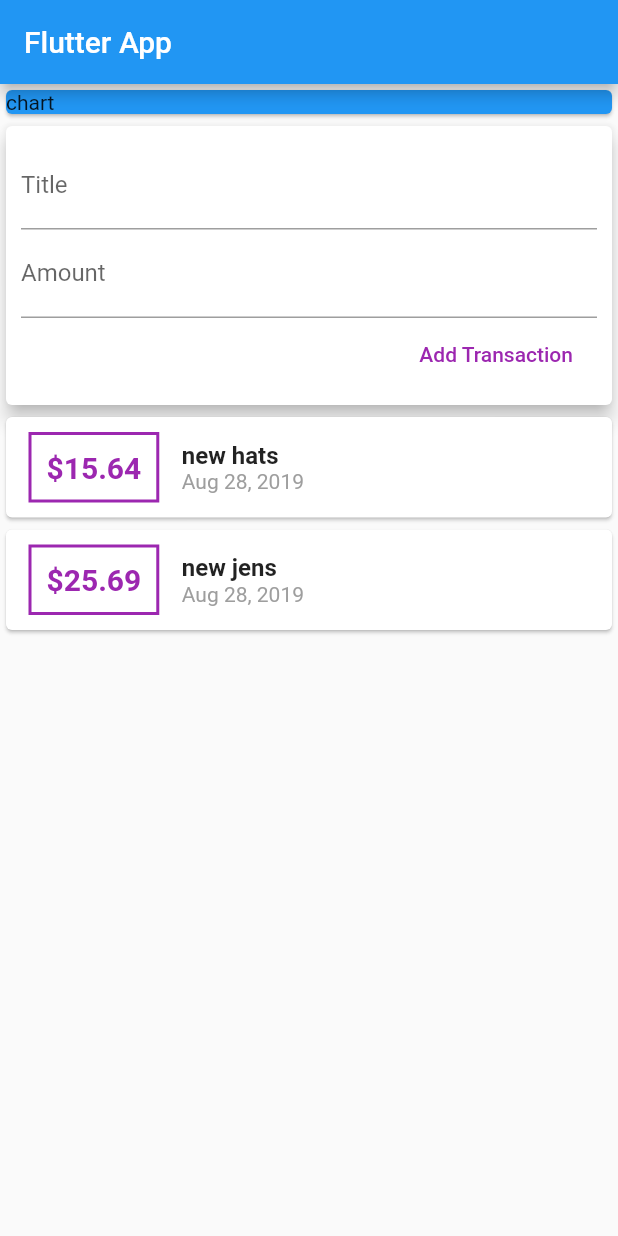
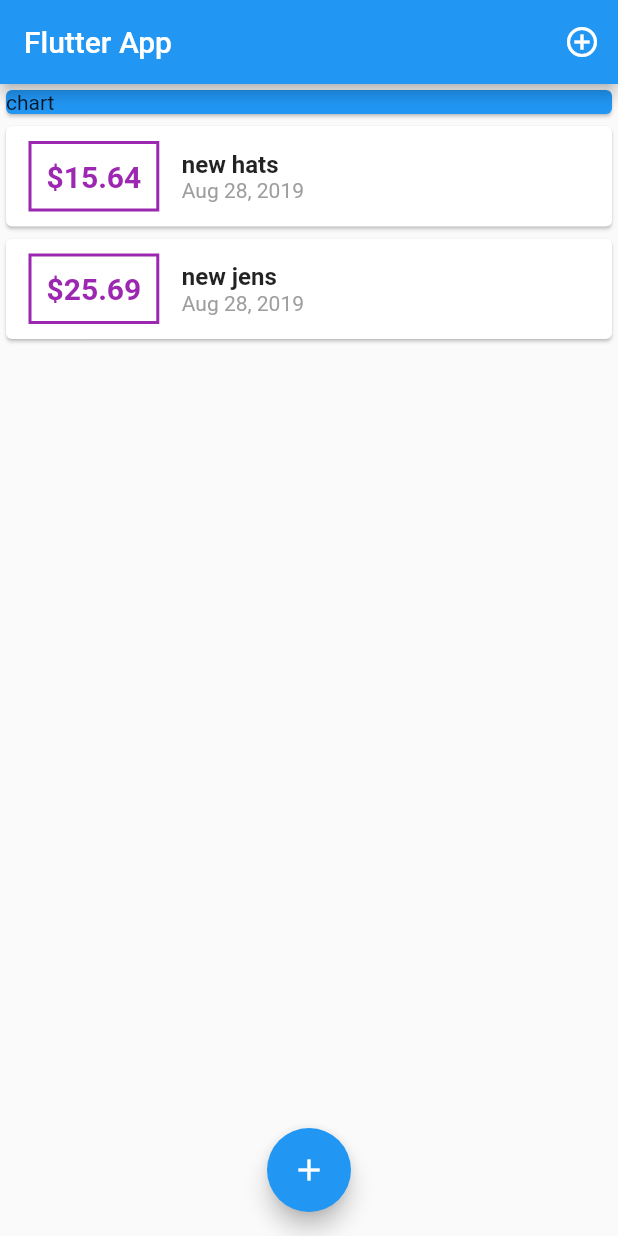
Before and after one commit to mars1385/learn-flutter-personal-expense, a Flutter app: the screen it shows after launch, on a phone screen of 412 x 824 dp. Run offline on Flutter 3.47's test engine with Material 2 defaults, Android fonts, the phone set to English and light mode, and no system bars.

Commit message:
some change

```diff
--- a/lib/main.dart
+++ b/lib/main.dart
@@ -2,7 +2,11 @@
 import 'package:flutter/material.dart';
 
 //our widgets
-import './widgets/user_transactions.dart';
+import './widgets/transaction_list.dart';
+import './widgets/new_transaction.dart';
+
+//trnsaction class
+import './models/transaction.dart';
 
 void main() => runApp(MyApp());
 
@@ -17,12 +21,62 @@ class MyApp extends StatelessWidget {
   }
 }
 
-class MyHomePage extends StatelessWidget {
+class MyHomePage extends StatefulWidget {
+  @override
+  _MyHomePageState createState() => _MyHomePageState();
+}
+
+class _MyHomePageState extends State<MyHomePage> {
+  //our transaction list
+  final List<Transaction> _userTransactions = [
+    Transaction(
+      id: 't1',
+      title: 'new hats',
+      amount: 15.64,
+      date: DateTime.now(),
+    ),
+    Transaction(
+      id: 't2',
+      title: 'new jens',
+      amount: 25.69,
+      date: DateTime.now(),
+    ),
+  ];
+  //methodes
+  //show model for adding new transaction
+  void _startAddNewTransaction(BuildContext ctx) {
+    showModalBottomSheet(
+        context: ctx,
+        builder: (_) {
+          return NewTransaction(_addNewTransaction);
+        });
+  }
+
+  //add new transaction
+  void _addNewTransaction(String txTitle, double txAmount) {
+    final newTransaction = Transaction(
+      title: txTitle,
+      amount: txAmount,
+      date: DateTime.now(),
+      id: DateTime.now().toString(),
+    );
+
+    setState(() {
+      _userTransactions.add(newTransaction);
+    });
+  }
+
   @override
   Widget build(BuildContext context) {
     return Scaffold(
       appBar: AppBar(
         title: Text('Flutter App'),
+        actions: <Widget>[
+          IconButton(
+            icon: Icon(Icons.add_circle_outline),
+            onPressed: () => _startAddNewTransaction(context),
+          )
+        ],
       ),
       body: SingleChildScrollView(
         child: Column(
@@ -35,9 +89,14 @@ class MyHomePage extends StatelessWidget {
                 child: Text('chart'),
               ),
             ),
-            UserTransactions(),
+            TransactionList(_userTransactions),
           ],
         ),
+      ),
+      floatingActionButtonLocation: FloatingActionButtonLocation.centerFloat,
+      floatingActionButton: FloatingActionButton(
+        child: Icon(Icons.add),
+        onPressed: () => _startAddNewTransaction(context),
       ),
     );
   }
--- a/lib/widgets/transaction_list.dart
+++ b/lib/widgets/transaction_list.dart
@@ -12,8 +12,10 @@ class TransactionList extends StatelessWidget {
 
   @override
   Widget build(BuildContext context) {
-    return Column(
-      children: transactions.map((tx) {
+    return Container(
+      height: 400,
+      child: ListView.builder(
+        itemBuilder: (ctx, index) {
           return Card(
             child: Row(
               children: <Widget>[
@@ -30,7 +32,7 @@ class TransactionList extends StatelessWidget {
                   ),
                   padding: EdgeInsets.all(10),
                   child: Text(
-                  '\$${tx.amount}',
+                    '\$${transactions[index].amount.toStringAsFixed(2)}',
                     style: TextStyle(
                       color: Colors.purple,
                       fontSize: 20,
@@ -42,11 +44,12 @@ class TransactionList extends StatelessWidget {
                   crossAxisAlignment: CrossAxisAlignment.start,
                   children: <Widget>[
                     Text(
-                    tx.title,
-                    style: TextStyle(fontSize: 16, fontWeight: FontWeight.bold),
+                      transactions[index].title,
+                      style:
+                          TextStyle(fontSize: 16, fontWeight: FontWeight.bold),
                     ),
                     Text(
-                    DateFormat.yMMMd().format(tx.date),
+                      DateFormat.yMMMd().format(transactions[index].date),
                       style: TextStyle(
                         color: Colors.grey,
                       ),
@@ -56,7 +59,9 @@ class TransactionList extends StatelessWidget {
               ],
             ),
           );
-      }).toList(),
+        },
+        itemCount: transactions.length,
+      ),
     );
   }
 }
--- a/lib/widgets/user_transactions.dart
+++ /dev/null
@@ -1,56 +0,0 @@
-//import
-import 'package:flutter/material.dart';
-
-//our weidgets
-import './new_transaction.dart';
-import './transaction_list.dart';
-
-//trnsaction class
-import '../models/transaction.dart';
-
-class UserTransactions extends StatefulWidget {
-  @override
-  _UserTransactionsState createState() => _UserTransactionsState();
-}
-
-class _UserTransactionsState extends State<UserTransactions> {
-  //our transaction list
-  final List<Transaction> _userTransactions = [
-    Transaction(
-      id: 't1',
-      title: 'new hats',
-      amount: 15.64,
-      date: DateTime.now(),
-    ),
-    Transaction(
-      id: 't2',
-      title: 'new jens',
-      amount: 25.69,
-      date: DateTime.now(),
-    ),
-  ];
-  //methodes
-  //add new transaction
-  void _addNewTransaction(String txTitle, double txAmount) {
-    final newTransaction = Transaction(
-      title: txTitle,
-      amount: txAmount,
-      date: DateTime.now(),
-      id: DateTime.now().toString(),
-    );
-
-    setState(() {
-      _userTransactions.add(newTransaction);
-    });
-  }
-
-  @override
-  Widget build(BuildContext context) {
-    return Column(
-      children: <Widget>[
-        NewTransaction(_addNewTransaction),
-        TransactionList(_userTransactions),
-      ],
-    );
-  }
-}
```
Also changed, not shown: lib/widgets/new_transaction.dart (+28 -11 lines). Lines whose indentation alone changed are shown as unchanged.
